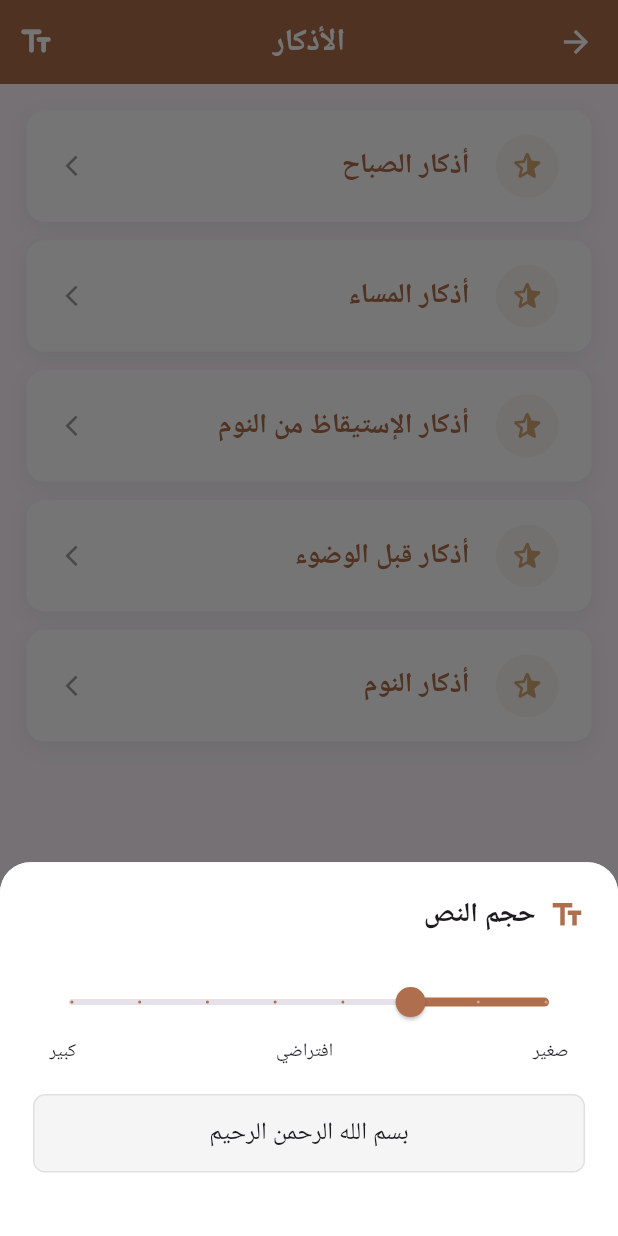
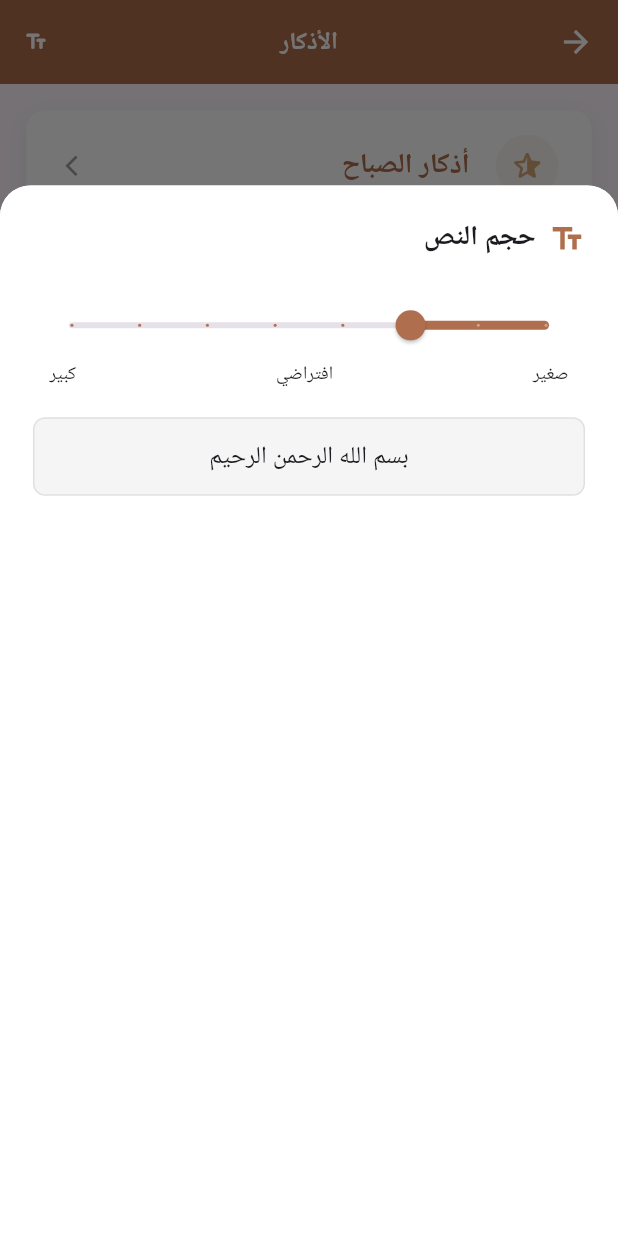
Before and after one commit to h0996g/h0996g.github.io, a Flutter app: the AdkarSectionsPage screen opened directly, after a tap on the "text fields" icon, on a phone screen of 412 x 824 dp. Run offline on Flutter 3.47's test engine with Material 3 defaults, Android fonts, the light colour scheme and no system bars; our stand-ins replace device_info_plus, dio, equatable, flutter_bloc, flutter_dotenv, flutter_local_notifications and 7 more; accounts and stored records are empty; Roboto replaces fonts that are missing (Amiri).

Commit message:
feat: Introduce mobile-specific Adkar views and widgets, and improve custom app bar responsiveness.

```diff
--- a/lib/Core/widgets/custom_app_bar.dart
+++ b/lib/Core/widgets/custom_app_bar.dart
@@ -25,7 +25,7 @@ class CustomAppBar extends StatelessWidget implements PreferredSizeWidget {
       color: Colors.white,
       fontWeight: FontWeight.bold,
       fontFamily: 'Amiri',
-      fontSize: DeviceTypeQuery.isDesktop(context) ? 22 : 20.sp,
+      fontSize: DeviceTypeQuery.isDesktop(context) ? 22 : 16.sp,
     );
 
     return AppBar(
@@ -41,7 +41,7 @@ class CustomAppBar extends StatelessWidget implements PreferredSizeWidget {
             icon: Icon(
               Icons.text_fields_rounded,
               color: Colors.white,
-              size: DeviceTypeQuery.isDesktop(context) ? 24 : 24.sp,
+              size: DeviceTypeQuery.isDesktop(context) ? 24 : 16.sp,
             ),
             tooltip: 'تغيير حجم النص',
           ),
@@ -50,21 +50,12 @@ class CustomAppBar extends StatelessWidget implements PreferredSizeWidget {
   }
 
   void _showTextSizeSettings(BuildContext context) {
-    if (DeviceTypeQuery.isDesktop(context)) {
-      showDialog(
-        context: context,
-        builder: (context) => Dialog(
-          shape: RoundedRectangleBorder(
-            borderRadius: BorderRadius.circular(16),
-          ),
-          child: SizedBox(width: 400, child: _buildSettingsContent(context)),
-        ),
-      );
-    } else {
     showModalBottomSheet(
       context: context,
       backgroundColor: Colors.transparent,
+      isScrollControlled: true,
       builder: (context) => Container(
+        height: MediaQuery.of(context).size.height * 0.85,
         decoration: BoxDecoration(
           color: Colors.white,
           borderRadius: BorderRadius.vertical(top: Radius.circular(20.r)),
@@ -73,12 +64,12 @@ class CustomAppBar extends StatelessWidget implements PreferredSizeWidget {
       ),
     );
   }
-  }
 
   Widget _buildSettingsContent(BuildContext context) {
     final isDesktop = DeviceTypeQuery.isDesktop(context);
 
-    return Container(
+    return SingleChildScrollView(
+      child: Container(
         padding: EdgeInsets.all(isDesktop ? 24 : 20.w),
         decoration: BoxDecoration(
           color: Colors.white,
@@ -172,6 +163,7 @@ class CustomAppBar extends StatelessWidget implements PreferredSizeWidget {
             ),
           ],
         ),
+      ),
     );
   }
 }
--- a/lib/Feature/Adkar/presentation/views/adkar_sections_page.dart
+++ /dev/null
@@ -1,109 +0,0 @@
-import 'package:flutter/material.dart';
-import 'package:flutter_bloc/flutter_bloc.dart';
-import 'package:flutter_screenutil/flutter_screenutil.dart';
-import 'package:noor/Core/theme/app_colors.dart';
-import 'package:noor/Feature/Adkar/data/repo/adkar_repo.dart';
-import '../../presentation/manager/adkar_cubit.dart';
-import '../../presentation/manager/adkar_state.dart';
-import '../views/adkar_details_page.dart';
-
-import 'package:noor/Core/widgets/custom_app_bar.dart';
-
-class AdkarSectionsPage extends StatelessWidget {
-  const AdkarSectionsPage({super.key});
-
-  @override
-  Widget build(BuildContext context) {
-    return Scaffold(
-      appBar: const CustomAppBar(title: 'الأذكار'),
-      body: BlocBuilder<AdkarCubit, AdkarState>(
-        builder: (context, state) {
-          if (state.status == AdkarStatus.loading) {
-            return const Center(
-              child: CircularProgressIndicator(color: AppColors.primary),
-            );
-          } else if (state.status == AdkarStatus.failure) {
-            return Center(child: Text('Error: ${state.errorMessage}'));
-          } else if (state.status == AdkarStatus.success) {
-            return ListView.separated(
-              padding: EdgeInsets.all(16.w),
-              itemCount: state.sections.length,
-              separatorBuilder: (context, index) => SizedBox(height: 12.h),
-              itemBuilder: (context, index) {
-                final section = state.sections[index];
-                return InkWell(
-                  onTap: () {
-                    Navigator.push(
-                      context,
-                      MaterialPageRoute(
-                        builder: (context) => BlocProvider(
-                          create: (context) =>
-                              AdkarCubit(AdkarRepository())
-                                ..loadSectionDetails(section.id),
-                          child: AdkarDetailsPage(
-                            sectionId: section.id,
-                            sectionName: section.name,
-                          ),
-                        ),
-                      ),
-                    );
-                  },
-                  child: Container(
-                    padding: EdgeInsets.symmetric(
-                      vertical: 16.h,
-                      horizontal: 20.w,
-                    ),
-                    decoration: BoxDecoration(
-                      color: Colors.white,
-                      borderRadius: BorderRadius.circular(12.r),
-                      boxShadow: [
-                        BoxShadow(
-                          color: Colors.black.withValues(alpha: 0.05),
-                          blurRadius: 10,
-                          offset: const Offset(0, 4),
-                        ),
-                      ],
-                    ),
-                    child: Row(
-                      children: [
-                        Container(
-                          padding: EdgeInsets.all(8.w),
-                          decoration: BoxDecoration(
-                            color: AppColors.secondary.withValues(alpha: 0.1),
-                            shape: BoxShape.circle,
-                          ),
-                          child: Icon(
-                            Icons.star_half_rounded,
-                            color: AppColors.secondary,
-                            size: 24.sp,
-                          ),
-                        ),
-                        SizedBox(width: 16.w),
-                        Expanded(
-                          child: Text(
-                            section.name,
-                            style: TextStyle(
-                              fontSize: 18.sp,
-                              fontWeight: FontWeight.bold,
-                              color: AppColors.primary,
-                            ),
-                          ),
-                        ),
-                        Icon(
-                          Icons.arrow_forward_ios,
-                          size: 16.sp,
-                          color: Colors.grey,
-                        ),
-                      ],
-                    ),
-                  ),
-                );
-              },
-            );
-          }
-          return const SizedBox.shrink();
-        },
-      ),
-    );
-  }
-}
--- /dev/null
+++ b/lib/Feature/Adkar/presentation/views/mobile/adkar_sections_page.dart
@@ -0,0 +1,41 @@
+import 'package:flutter/material.dart';
+import 'package:flutter_bloc/flutter_bloc.dart';
+import 'package:flutter_screenutil/flutter_screenutil.dart';
+import 'package:noor/Core/theme/app_colors.dart';
+import 'package:noor/Feature/Adkar/presentation/views/mobile/widgets/adkar_section_item_widget.dart';
+import '../../manager/adkar_cubit.dart';
+import '../../manager/adkar_state.dart';
+import 'package:noor/Core/widgets/custom_app_bar.dart';
+
+class AdkarSectionsPage extends StatelessWidget {
+  const AdkarSectionsPage({super.key});
+
+  @override
+  Widget build(BuildContext context) {
+    return Scaffold(
+      appBar: const CustomAppBar(title: 'الأذكار'),
+      body: BlocBuilder<AdkarCubit, AdkarState>(
+        builder: (context, state) {
+          if (state.status == AdkarStatus.loading) {
+            return const Center(
+              child: CircularProgressIndicator(color: AppColors.primary),
+            );
+          } else if (state.status == AdkarStatus.failure) {
+            return Center(child: Text('Error: ${state.errorMessage}'));
+          } else if (state.status == AdkarStatus.success) {
+            return ListView.separated(
+              padding: EdgeInsets.all(16.w),
+              itemCount: state.sections.length,
+              separatorBuilder: (context, index) => SizedBox(height: 12.h),
+              itemBuilder: (context, index) {
+                final section = state.sections[index];
+                return AdkarSectionItemWidget(section: section);
+              },
+            );
+          }
+          return const SizedBox.shrink();
+        },
+      ),
+    );
+  }
+}
--- /dev/null
+++ b/lib/Feature/Adkar/presentation/views/mobile/widgets/adkar_section_item_widget.dart
@@ -0,0 +1,77 @@
+import 'package:flutter/material.dart';
+import 'package:flutter_bloc/flutter_bloc.dart';
+import 'package:flutter_screenutil/flutter_screenutil.dart';
+import 'package:noor/Core/theme/app_colors.dart';
+import 'package:noor/Feature/Adkar/data/models/adkar_section_model.dart';
+import 'package:noor/Feature/Adkar/data/repo/adkar_repo.dart';
+import 'package:noor/Feature/Adkar/presentation/manager/adkar_cubit.dart';
+import '../adkar_details_page.dart';
+
+class AdkarSectionItemWidget extends StatelessWidget {
+  final AdkarSectionModel section;
+
+  const AdkarSectionItemWidget({super.key, required this.section});
+
+  @override
+  Widget build(BuildContext context) {
+    return InkWell(
+      onTap: () {
+        Navigator.push(
+          context,
+          MaterialPageRoute(
+            builder: (context) => BlocProvider(
+              create: (context) =>
+                  AdkarCubit(AdkarRepository())..loadSectionDetails(section.id),
+              child: AdkarDetailsPage(
+                sectionId: section.id,
+                sectionName: section.name,
+              ),
+            ),
+          ),
+        );
+      },
+      child: Container(
+        padding: EdgeInsets.symmetric(vertical: 16.h, horizontal: 20.w),
+        decoration: BoxDecoration(
+          color: Colors.white,
+          borderRadius: BorderRadius.circular(12.r),
+          boxShadow: [
+            BoxShadow(
+              color: Colors.black.withValues(alpha: 0.05),
+              blurRadius: 10,
+              offset: const Offset(0, 4),
+            ),
+          ],
+        ),
+        child: Row(
+          children: [
+            Container(
+              padding: EdgeInsets.all(8.w),
+              decoration: BoxDecoration(
+                color: AppColors.secondary.withValues(alpha: 0.1),
+                shape: BoxShape.circle,
+              ),
+              child: Icon(
+                Icons.star_half_rounded,
+                color: AppColors.secondary,
+                size: 24.sp,
+              ),
+            ),
+            SizedBox(width: 16.w),
+            Expanded(
+              child: Text(
+                section.name,
+                style: TextStyle(
+                  fontSize: 18.sp,
+                  fontWeight: FontWeight.bold,
+                  color: AppColors.primary,
+                ),
+              ),
+            ),
+            Icon(Icons.arrow_forward_ios, size: 16.sp, color: Colors.grey),
+          ],
+        ),
+      ),
+    );
+  }
+}
--- a/lib/Feature/Home/presentation/views/desktop/start_page_desktop.dart
+++ b/lib/Feature/Home/presentation/views/desktop/start_page_desktop.dart
@@ -7,7 +7,7 @@ import 'package:noor/Feature/Adkar/data/repo/adkar_repo.dart';
 import 'package:noor/Feature/Adkar/presentation/manager/adkar_cubit.dart';
 import 'package:noor/Feature/Quran/data/repo/quran_repo.dart';
 import 'package:noor/Feature/Quran/presentation/manager/quran_cubit/quran_cubit.dart';
-import '../../../../Adkar/presentation/views/adkar_sections_page.dart';
+import '../../../../Adkar/presentation/views/mobile/adkar_sections_page.dart';
 
 import '../../../../NamesOfAllah/presentation/views/names_of_allah_page.dart';
 import '../../../../Quran/presentation/views/desktop/surah_list_page.dart';
--- a/lib/Feature/Home/presentation/views/mobile/widgets/main_feature_cards_widget.dart
+++ b/lib/Feature/Home/presentation/views/mobile/widgets/main_feature_cards_widget.dart
@@ -9,7 +9,7 @@ import '../../../../../../../Core/theme/app_colors.dart';
 import '../../../../../../../Core/const/app_images.dart';
 import 'feature_card_widget.dart';
 import '../../../../../Quran/presentation/views/mobile/surah_list_page.dart';
-import '../../../../../Adkar/presentation/views/adkar_sections_page.dart';
+import '../../../../../Adkar/presentation/views/mobile/adkar_sections_page.dart';
 
 class MainFeatureCards extends StatelessWidget {
   const MainFeatureCards({super.key});
```
Also changed, not shown: lib/Feature/Adkar/presentation/views/adkar_details_page.dart (deleted, +0 -240 lines), lib/Feature/Adkar/presentation/views/mobile/adkar_details_page.dart (added, +85 -0 lines), lib/Feature/Adkar/presentation/views/mobile/widgets/adkar_completion_widget.dart (added, +44 -0 lines), lib/Feature/Adkar/presentation/views/mobile/widgets/adkar_item_widget.dart (added, +118 -0 lines). Lines whose indentation alone changed are shown as unchanged.
